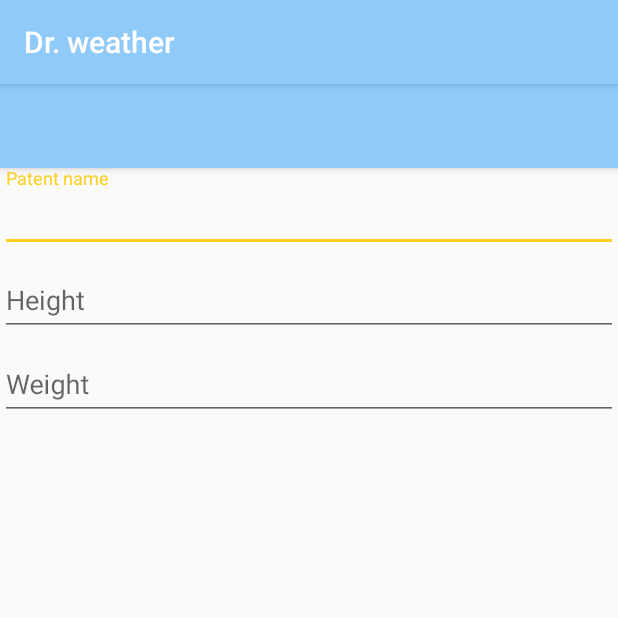
After one commit to EngMahmoudMagdy/drweather, an Android app: the AddDataActivity screen opened directly, with no data from a screen before it, on a phone screen of 412 x 824 dp, the top half of it. The commit adds this screen. Run offline under Robolectric (Android 15) with nearby library versions, the phone set to English and light mode, and no system bars; our stand-ins replace ButterKnife.

Commit message:
add apis

```diff
--- a/app/build.gradle
+++ b/app/build.gradle
@@ -21,6 +21,8 @@ android {
 dependencies {
     implementation fileTree(dir: 'libs', include: ['*.jar'])
     implementation 'com.android.support:appcompat-v7:28.0.0'
+    implementation 'com.jakewharton:butterknife:9.0.0-rc1'
+    annotationProcessor 'com.jakewharton:butterknife-compiler:9.0.0-rc1'
     implementation 'com.android.support:cardview-v7:28.0.0'
     implementation 'com.android.support:design:28.0.0'
     implementation 'com.google.firebase:firebase-database:16.0.3'
@@ -28,6 +30,8 @@ dependencies {
     implementation 'com.google.firebase:firebase-auth:16.0.4'
     implementation 'com.google.android.gms:play-services-places:16.0.0'
     implementation 'com.android.support.constraint:constraint-layout:1.1.3'
+    implementation 'com.google.code.gson:gson:2.8.5'
+    implementation 'com.android.volley:volley:1.1.1'
     testImplementation 'junit:junit:4.12'
     androidTestImplementation 'com.android.support.test:runner:1.0.2'
     androidTestImplementation 'com.android.support.test.espresso:espresso-core:3.0.2'
--- a/app/src/main/AndroidManifest.xml
+++ b/app/src/main/AndroidManifest.xml
@@ -1,9 +1,12 @@
 <?xml version="1.0" encoding="utf-8"?>
 <manifest xmlns:android="http://schemas.android.com/apk/res/android"
     package="com.magdy.drweather">
+
     <uses-permission android:name="android.permission.INTERNET" />
     <uses-permission android:name="android.permission.ACCESS_FINE_LOCATION" />
+
     <uses-feature android:name="android.hardware.location.gps" />
+
     <uses-permission android:name="android.permission.ACCESS_NETWORK_STATE" />
     <uses-permission android:name="android.permission.ACCESS_COARSE_LOCATION" />
 
@@ -23,7 +26,8 @@
                 <category android:name="android.intent.category.LAUNCHER" />
             </intent-filter>
         </activity>
-        <activity android:name=".UI.MainActivity"></activity>
+        <activity android:name=".UI.MainActivity" />
+        <activity android:name=".UI.AddDataActivity"/>
     </application>
 
 </manifest>
--- /dev/null
+++ b/app/src/main/java/com/magdy/drweather/UI/AddDataActivity.java
@@ -0,0 +1,77 @@
+package com.magdy.drweather.UI;
+
+import android.support.design.widget.TextInputEditText;
+import android.support.v7.app.AppCompatActivity;
+import android.os.Bundle;
+import android.text.Editable;
+import android.text.TextWatcher;
+import android.view.View;
+import android.view.WindowManager;
+
+import com.magdy.drweather.R;
+
+import java.util.Objects;
+
+import butterknife.BindView;
+import butterknife.ButterKnife;
+
+public class AddDataActivity extends AppCompatActivity {
+
+    @BindView(R.id.name) TextInputEditText name;
+    @BindView(R.id.height) TextInputEditText height ;
+    @BindView(R.id.weight) TextInputEditText weight ;
+    @Override
+    protected void onCreate(Bundle savedInstanceState) {
+        super.onCreate(savedInstanceState);
+        setContentView(R.layout.activity_add_data);
+        ButterKnife.bind(this);
+        name.addTextChangedListener(new MyTextWatcher(name));
+        height.addTextChangedListener(new MyTextWatcher(height));
+        weight.addTextChangedListener(new MyTextWatcher(weight));
+    }
+    boolean validateText(TextInputEditText editText)
+    {
+        if (Objects.requireNonNull(editText.getText()).toString().trim().isEmpty()) {
+            editText.setError(getString(R.string.empty_field));
+            requestFocus(editText);
+            return false;
+        } else {
+            editText.setError("");
+        }
+        return true;
+    }
+
+    private void requestFocus(View view) {
+        if (view.requestFocus()) {
+            getWindow().setSoftInputMode(WindowManager.LayoutParams.SOFT_INPUT_STATE_ALWAYS_VISIBLE);
+        }
+    }
+    private class MyTextWatcher implements TextWatcher
+    {
+        private View view ;
+        MyTextWatcher(View view)
+        {
+            this.view = view ;
+        }
+
+        @Override
+        public void beforeTextChanged(CharSequence charSequence, int i, int i1, int i2) {
+
+        }
+
+        @Override
+        public void onTextChanged(CharSequence charSequence, int i, int i1, int i2) {
+
+        }
+
+        @Override
+        public void afterTextChanged(Editable editable) {
+            if (editable.toString().trim().isEmpty())
+            {
+                name.setError(getString(R.string.empty_field));
+                return;
+            }
+            validateText((TextInputEditText) view);
+        }
+    }
+}
--- a/app/src/main/java/com/magdy/drweather/UI/SplashActivity.java
+++ b/app/src/main/java/com/magdy/drweather/UI/SplashActivity.java
@@ -1,14 +1,16 @@
 package com.magdy.drweather.UI;
 
+import android.content.Intent;
 import android.support.v7.app.AppCompatActivity;
 import android.os.Bundle;
 
-import com.magdy.drweather.R;
 
 public class SplashActivity extends AppCompatActivity {
 
     @Override
     protected void onCreate(Bundle savedInstanceState) {
         super.onCreate(savedInstanceState);
+        startActivity(new Intent(getBaseContext(), MainActivity.class));
+        finish();
     }
 }
--- /dev/null
+++ b/app/src/main/res/layout/activity_add_data.xml
@@ -0,0 +1,62 @@
+<?xml version="1.0" encoding="utf-8"?>
+<android.support.design.widget.CoordinatorLayout xmlns:android="http://schemas.android.com/apk/res/android"
+    xmlns:app="http://schemas.android.com/apk/res-auto"
+    xmlns:tools="http://schemas.android.com/tools"
+    android:layout_width="match_parent"
+    android:layout_height="match_parent"
+    tools:context=".UI.AddDataActivity">
+    <android.support.design.widget.AppBarLayout
+        android:layout_width="match_parent"
+        android:layout_height="wrap_content">
+        <android.support.v7.widget.Toolbar
+            android:layout_width="match_parent"
+            android:layout_height="?android:attr/actionBarSize"
+            android:id="@+id/toolbar"/>
+    </android.support.design.widget.AppBarLayout>
+    <android.support.v4.widget.NestedScrollView
+        android:layout_width="match_parent"
+        android:layout_height="wrap_content"
+        app:layout_behavior="@string/appbar_scrolling_view_behavior">
+        <LinearLayout
+            android:layout_width="match_parent"
+            android:layout_height="wrap_content"
+            android:orientation="vertical">
+            <android.support.design.widget.TextInputLayout
+                android:id="@+id/input_layout_name"
+                android:layout_width="match_parent"
+                android:layout_height="wrap_content">
+                <android.support.design.widget.TextInputEditText
+                    android:layout_width="match_parent"
+                    android:layout_height="wrap_content"
+                    android:id="@+id/name"
+                    android:singleLine="true"
+                    android:hint="@string/p_name"
+                    android:inputType="text" />
+            </android.support.design.widget.TextInputLayout>
+            <android.support.design.widget.TextInputLayout
+                android:id="@+id/input_layout_height"
+                android:layout_width="match_parent"
+                android:layout_height="wrap_content">
+                <android.support.design.widget.TextInputEditText
+                    android:layout_width="match_parent"
+                    android:layout_height="wrap_content"
+                    android:id="@+id/height"
+                    android:singleLine="true"
+                    android:hint="@string/height"
+                    android:inputType="numberDecimal" />
+            </android.support.design.widget.TextInputLayout>
+            <android.support.design.widget.TextInputLayout
+                android:id="@+id/input_layout_weight"
+                android:layout_width="match_parent"
+                android:layout_height="wrap_content">
+                <android.support.design.widget.TextInputEditText
+                    android:layout_width="match_parent"
+                    android:layout_height="wrap_content"
+                    android:id="@+id/weight"
+                    android:singleLine="true"
+                    android:hint="@string/weight"
+                    android:inputType="numberDecimal" />
+            </android.support.design.widget.TextInputLayout>
+        </LinearLayout>
+    </android.support.v4.widget.NestedScrollView>
+</android.support.design.widget.CoordinatorLayout>
--- a/app/src/main/res/values/strings.xml
+++ b/app/src/main/res/values/strings.xml
@@ -1,3 +1,8 @@
 <resources>
     <string name="app_name">Dr. weather</string>
+    <string name="add_data">Add Data of Patent</string>
+    <string name="p_name">Patent name</string>
+    <string name="height">Height</string>
+    <string name="weight">Weight</string>
+    <string name="empty_field">Empty Field here</string>
 </resources>
```
Also changed, not shown: app/src/main/java/com/magdy/drweather/UI/MainActivity.java (+8 -0 lines), app/src/main/res/layout/activity_main.xml (+11 -3 lines).
